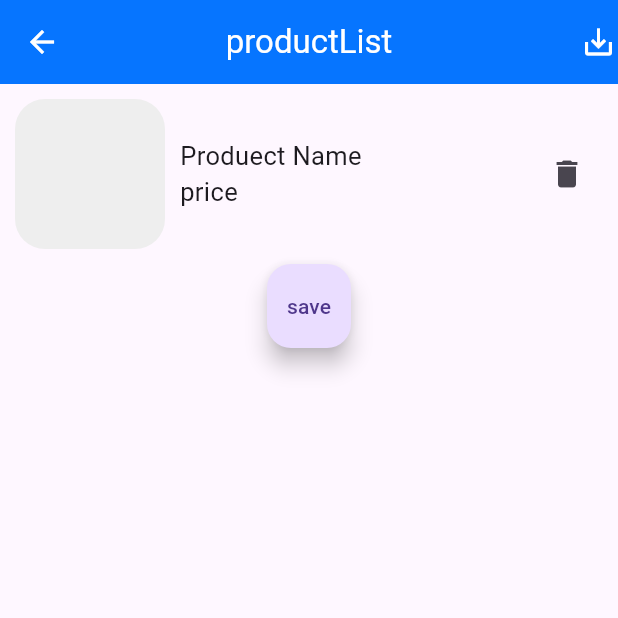
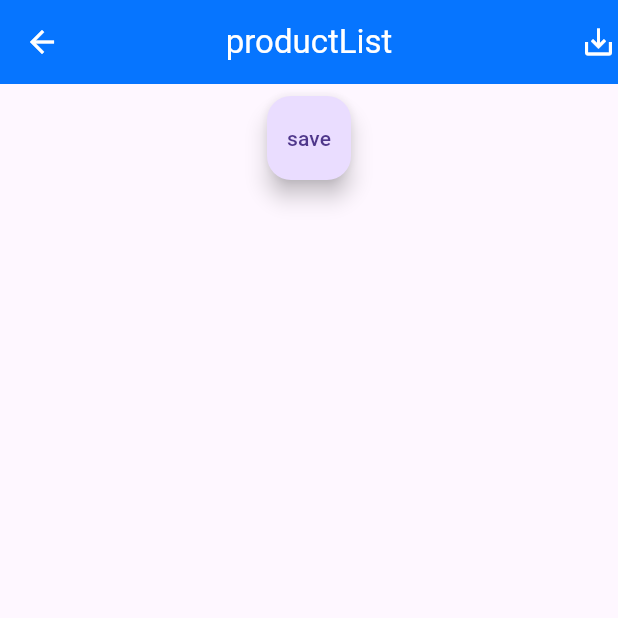
Before and after one commit to shitalchauhan769/invoice_app, a Flutter app: the ProductScreen screen opened by its route, on a phone screen of 412 x 824 dp, the top half of it. Run offline on Flutter 3.47's test engine with Material 3 defaults, Android fonts, the phone set to English and light mode, and no system bars; accounts and stored records are empty.

Commit message:
24-4-2024

```diff
--- a/lib/screen/product/product_screen.dart
+++ b/lib/screen/product/product_screen.dart
@@ -1,5 +1,6 @@
 import 'package:flutter/material.dart';
 import 'package:invoice_app/utils/coler.dart';
+import 'package:invoice_app/utils/globels.dart';
 
 class ProductScreen extends StatefulWidget {
   const ProductScreen({super.key});
@@ -25,13 +26,15 @@ class _ProductScreenState extends State<ProductScreen> {
             Padding(padding: EdgeInsets.only(right: 1))
           ],
         ),
-        body: Column(
+        body: Padding(
+          padding: const EdgeInsets.all(8.0),
+          child: Center(
+            child: Column(
               children: [
                 Form(
                   key: formKey,
                   child: Column(
-                children: [
-                  Padding(
+                    children: List.generate(ProductLiet.length, (index) =>  Padding(
                       padding: const EdgeInsets.all(10),
                       child: Row(
                         children: [
@@ -45,7 +48,7 @@ class _ProductScreenState extends State<ProductScreen> {
                               color: Colors.grey.shade200,
                             ),
                           ),
-                        SizedBox(
+                          const SizedBox(
                             width: 10,
                           ),
                           const Column(
@@ -70,11 +73,11 @@ class _ProductScreenState extends State<ProductScreen> {
                               onPressed: () {
                                 setState(() {});
                               },
-                            icon: Icon(Icons.delete))
+                              icon: Icon(Icons.delete)),
+                          Text("total"),
                         ],
                       ),
-                  ),
-                ],
+                    ),)
                   ),
                 ),
                 FloatingActionButton(
@@ -89,6 +92,8 @@ class _ProductScreenState extends State<ProductScreen> {
               ],
             ),
           ),
+        ),
+      ),
     );
   }
 }
--- a/lib/utils/globels.dart
+++ b/lib/utils/globels.dart
@@ -6,6 +6,4 @@ String? productname;
 String? productprice;
 String? productQuantity;
 String? productDiscount;
-List<Map>ProductLiet=[
-  {"product name":"apple-mobile","price":50000,"image":""}
-];
+List<Map>ProductLiet=[];
```
Lines whose indentation alone changed are shown as unchanged.
